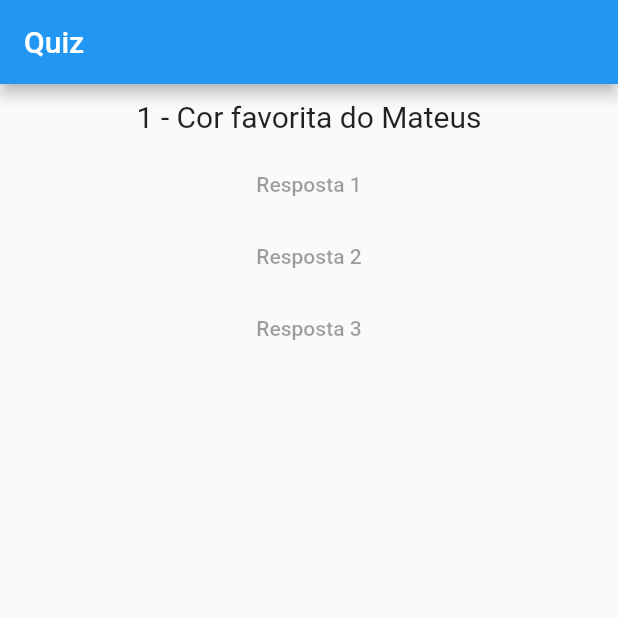
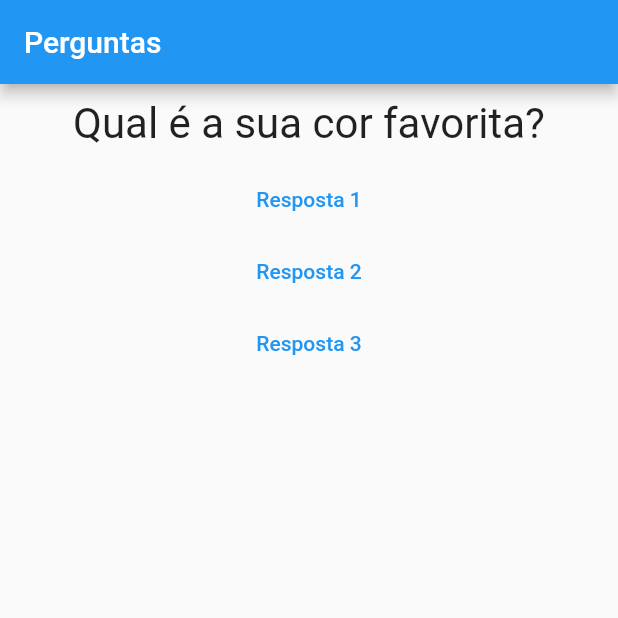
Before and after one commit to menesesdev/Quiz_Perguntas_App, a Flutter app: the screen it shows after launch, on a phone screen of 412 x 824 dp, the top half of it. Run offline on Flutter 3.47's test engine with Material 2 defaults, Android fonts, the phone set to English and light mode, and no system bars.

Commit message:
Código corrigido e bug concertado

```diff
--- a/lib/main.dart
+++ b/lib/main.dart
@@ -4,43 +4,49 @@ import './resposta.dart';
 
 main() => runApp(PerguntaApp());
 
-class PerguntaApp extends StatefulWidget {
-  @override
-  State<PerguntaApp> createState() => _PerguntaAppState();
-}
+class _PerguntaAppState extends State<PerguntaApp> {
+  var _perguntaSelecionada = 0;
 
-class _PerguntaAppState extends State<PerguntaApp> {
-  final perguntas = [
-    '1 - Cor favorita do Mateus',
-    '2 - Animal favorito do Mateus',
-  ];
-
-  void _responder(){
+  void _responder() {
     setState(() {
-      perguntaSelecionada++;
+      _perguntaSelecionada++;
     });
-    print(perguntaSelecionada);
   }
-
-  var perguntaSelecionada = 0;
 
   @override
   Widget build(BuildContext context) {
+    const List<Map>perguntas = [
+      {
+        'texto': 'Qual é a sua cor favorita?',
+        'respostas': ['Preto', 'Vermelho', 'Verde', 'Branco'],
+      },
+      {
+        'texto': 'Qual é o seu animal favorito?',
+        'respostas': ['Coelho', 'Cobra', 'Elefante', 'Leão'],
+      },
+    ];
+
     return MaterialApp(
       debugShowCheckedModeBanner: false,
       home: Scaffold(
         appBar: AppBar(
-          title: Text('Quiz'),
+          title: Text('Perguntas'),
         ),
         body: Column(
-          children: [
-            Questao(perguntas[perguntaSelecionada]),
-            Resposta('Resposta 1'),
-            Resposta('Resposta 2'),
-            Resposta('Resposta 3'),
+          children: <Widget>[
+            Questao(perguntas[_perguntaSelecionada]['texto']),
+            Resposta('Resposta 1', _responder),
+            Resposta('Resposta 2', _responder),
+            Resposta('Resposta 3', _responder),
           ],
         ),
       ),
     );
   }
 }
+
+class PerguntaApp extends StatefulWidget {
+  _PerguntaAppState createState() {
+    return _PerguntaAppState();
+  }
+}
--- a/lib/questao.dart
+++ b/lib/questao.dart
@@ -1,21 +1,18 @@
-import 'package:flutter/cupertino.dart';
-import 'package:flutter/src/widgets/container.dart';
-import 'package:flutter/src/widgets/framework.dart';
+import 'package:flutter/material.dart';
 
 class Questao extends StatelessWidget {
-  //const Questao({super.key});
   final String texto;
 
-  Questao(this.texto);
+  const Questao(this.texto);
 
   @override
   Widget build(BuildContext context) {
     return Container(
       width: double.infinity,
-      margin: EdgeInsets.all(10),
+      margin: const EdgeInsets.all(10),
       child: Text(
         texto,
-        style: TextStyle(fontSize: 20),
+        style: const TextStyle(fontSize: 28),
         textAlign: TextAlign.center,
       ),
     );
--- a/lib/resposta.dart
+++ b/lib/resposta.dart
@@ -1,18 +1,19 @@
-import 'package:flutter/cupertino.dart';
 import 'package:flutter/material.dart';
-import 'package:flutter/src/widgets/container.dart';
-import 'package:flutter/src/widgets/framework.dart';
 
 class Resposta extends StatelessWidget {
-  //const Resposta({super.key});
   final String texto;
-  Resposta(this.texto);
+  final void Function() quandoSelecionado;
+
+  Resposta(this.texto, this.quandoSelecionado);
 
   @override
   Widget build(BuildContext context) {
-    return TextButton(
-      child: Text(texto),
-      onPressed: null,
+    return Container(
+      width: double.infinity,
+      child: TextButton(
+        child: Text(texto),
+        onPressed: quandoSelecionado,
+      ),
     );
   }
 }
```
